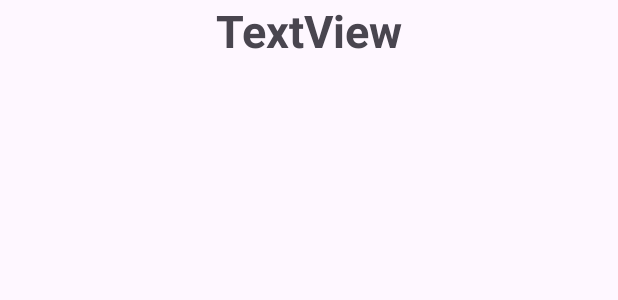
After one commit to KovidKrishnan/BidNow, an Android app: the layout activity_my_activity.xml on its own in the app's theme, with its tools: preview values and no code run, on a phone screen of 412 x 824 dp. The commit adds this screen. Shown: the top 300 px of the screen. Run offline under Robolectric (Android 15) with nearby library versions, the phone set to English and light mode, and no system bars.

```diff
--- a/app/src/main/res/layout/activity_auction_view.xml
+++ b/app/src/main/res/layout/activity_auction_view.xml
@@ -104,7 +104,7 @@
             <androidx.recyclerview.widget.RecyclerView
                 android:id="@+id/bidsListView"
                 android:layout_width="match_parent"
-                android:layout_height="240dp"
+                android:layout_height="180dp"
                 android:layout_below="@id/productDescriptionTextView"
                 android:layout_centerHorizontal="true"
                 android:layout_marginStart="20dp"
--- /dev/null
+++ b/app/src/main/res/layout/activity_my_activity.xml
@@ -0,0 +1,26 @@
+<?xml version="1.0" encoding="utf-8"?>
+<RelativeLayout xmlns:android="http://schemas.android.com/apk/res/android"
+    android:layout_width="match_parent"
+    android:layout_height="match_parent">
+
+    <TextView
+        android:id="@+id/textView3"
+        android:layout_width="match_parent"
+        android:layout_height="wrap_content"
+        android:layout_centerHorizontal="true"
+        android:gravity="center"
+        android:text="TextView"
+        android:textSize="30sp"
+        android:textStyle="bold" />
+    <ScrollView
+        android:layout_width="match_parent"
+        android:layout_below="@+id/textView3"
+        android:layout_height="wrap_content">
+
+        <androidx.recyclerview.widget.RecyclerView
+            android:id="@+id/activityRecyclerView"
+            android:layout_width="match_parent"
+            android:layout_height="match_parent"/>
+
+    </ScrollView>
+</RelativeLayout>
```
Also changed, not shown: app/src/main/java/com/minorproject/bidnow/AuctionViewActivity.java (+16 -2 lines), app/src/main/java/com/minorproject/bidnow/CreateAuctionActivity.java (+8 -2 lines), app/src/main/java/com/minorproject/bidnow/HomeActivity.java (+38 -0 lines), app/src/main/java/com/minorproject/bidnow/MyActivityActivity.java (added, +43 -0 lines).
